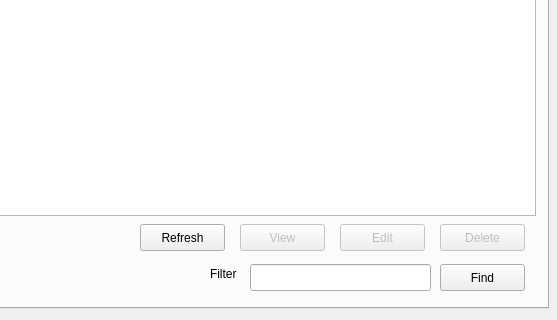
Above: mainwindow.ui from Weemy96/slms before the change; both pictures show x 172 to 729 and y 161 to 481 of the 729 by 481 pixel window. Below: the same form after it.
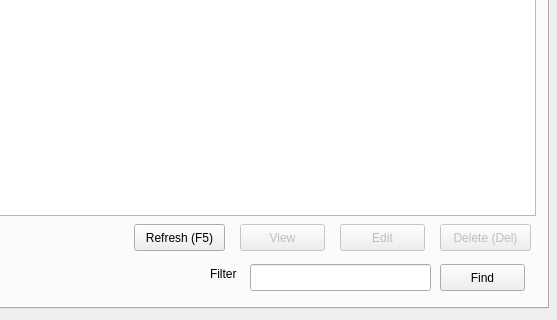
That is the form after the change. The open tabs and pages were chosen to show the change.

Patch:
```diff
--- a/mainwindow.ui
+++ b/mainwindow.ui
@@ -330,14 +330,14 @@
      <widget class="QPushButton" name="btn_refresh">
       <property name="geometry">
        <rect>
-        <x>300</x>
+        <x>294</x>
         <y>330</y>
-        <width>85</width>
+        <width>91</width>
         <height>27</height>
        </rect>
       </property>
       <property name="text">
-       <string>Refresh</string>
+       <string>Refresh (F5)</string>
       </property>
      </widget>
      <widget class="QPushButton" name="btn_edit">
@@ -364,12 +364,12 @@
        <rect>
         <x>600</x>
         <y>330</y>
-        <width>85</width>
+        <width>91</width>
         <height>27</height>
        </rect>
       </property>
       <property name="text">
-       <string>Delete</string>
+       <string>Delete (Del)</string>
       </property>
      </widget>
      <widget class="QLabel" name="lbl_total_record">
```
Left out of the diff: 4 changed lines with no effect on the pictures.
